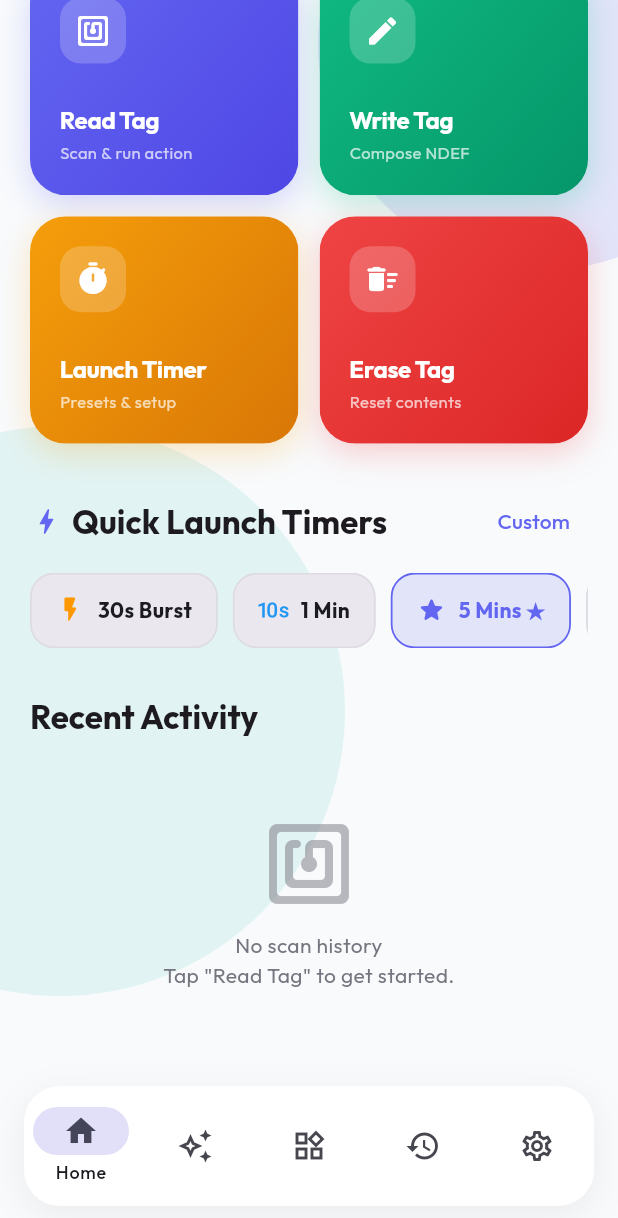
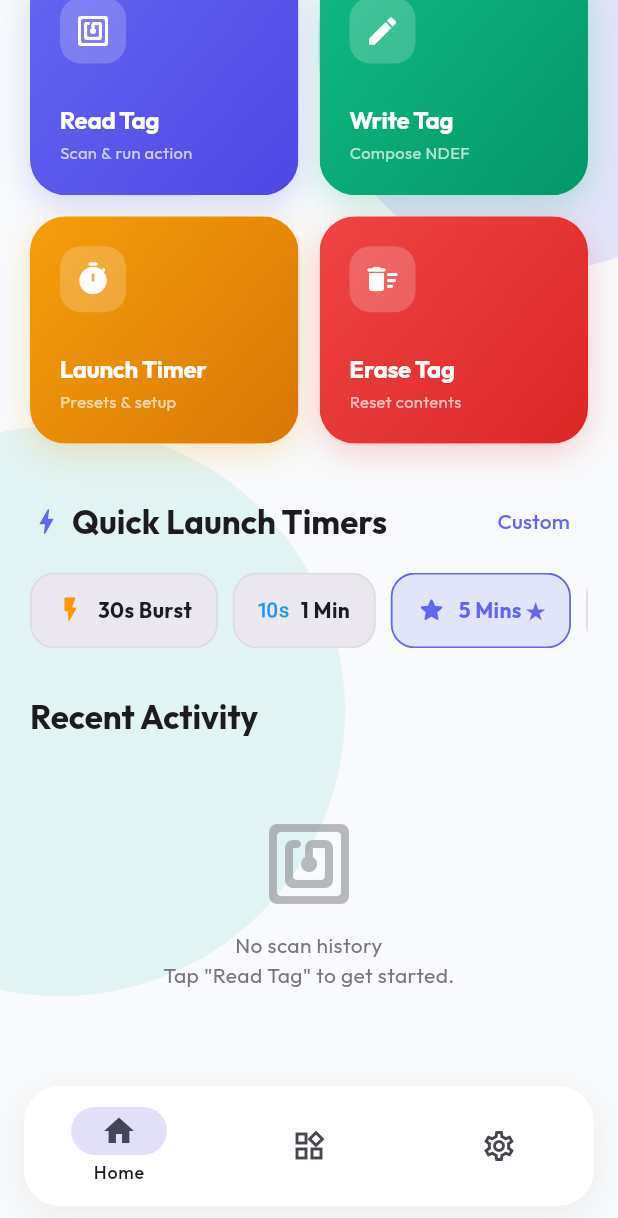
Before and after one commit to asterhyphen/nfc-write, a Flutter app: the screen it shows after launch, scrolled down 294 dp, on a phone screen of 412 x 824 dp. Shown: the top 1218 px of the screen. Run offline on Flutter 3.47's test engine with Material 3 defaults, Android fonts, the phone set to English and light mode, and no system bars; drawn by our look-alikes of flutter_animate; our stand-ins replace flutter_riverpod, freezed_annotation, go_router, google_fonts, permission_handler, riverpod_annotation and 1 more; missing offline and left inert: ndef_record, nfc_manager; generated files the repository leaves out were written again.

Commit message:
Remove history and automations tabs from bottom navigation bar in DashboardScreen

```diff
--- a/lib/features/dashboard/presentation/dashboard_screen.dart
+++ b/lib/features/dashboard/presentation/dashboard_screen.dart
@@ -1,8 +1,6 @@
 import 'package:flutter/material.dart';
 import 'package:flutter_riverpod/flutter_riverpod.dart';
 
-import '../../automation/presentation/automations_tab.dart';
-import '../../history/presentation/history_tab.dart';
 import '../../settings/presentation/settings_tab.dart';
 import '../../templates/presentation/templates_tab.dart';
 import 'home_tab.dart';
@@ -22,9 +20,7 @@ class _DashboardScreenState extends ConsumerState<DashboardScreen> {
 
   static const List<Widget> _tabs = [
     HomeDashboardTab(),
-    AutomationsTab(),
     TemplatesTab(),
-    HistoryTab(),
     SettingsTab(),
   ];
 
@@ -34,9 +30,7 @@ class _DashboardScreenState extends ConsumerState<DashboardScreen> {
     final isDark = cs.brightness == Brightness.dark;
 
     return Scaffold(
-      backgroundColor: isDark
-          ? const Color(0xFF0B0F19)
-          : const Color(0xFFF8FAFC),
+      backgroundColor: isDark ? const Color(0xFF0B0F19) : const Color(0xFFF8FAFC),
       body: SafeArea(
         bottom: false,
         child: IndexedStack(index: _currentIndex, children: _tabs),
@@ -68,19 +62,9 @@ class _DashboardScreenState extends ConsumerState<DashboardScreen> {
                 label: 'Home',
               ),
               NavigationDestination(
-                icon: Icon(Icons.auto_awesome_outlined),
-                selectedIcon: Icon(Icons.auto_awesome),
-                label: 'Automations',
-              ),
-              NavigationDestination(
                 icon: Icon(Icons.widgets_outlined),
                 selectedIcon: Icon(Icons.widgets),
                 label: 'Templates',
-              ),
-              NavigationDestination(
-                icon: Icon(Icons.history_outlined),
-                selectedIcon: Icon(Icons.history),
-                label: 'History',
               ),
               NavigationDestination(
                 icon: Icon(Icons.settings_outlined),
```
